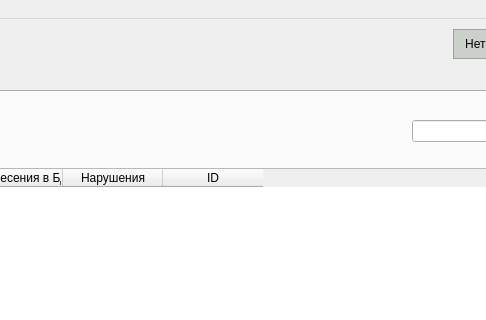
First picture: the form in arm_o/mainwindow.ui, repository levdikandrey/DataCollector, before the edit; both pictures show x 658 to 1144 and y 0 to 320 of the 1320 by 796 pixel window.
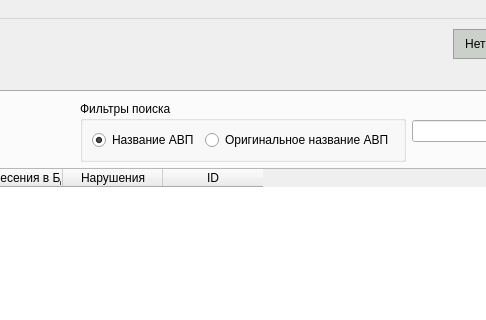
Second picture: the form after the edit. Icons and pictures are not drawn.

The edit to the form file:
```diff
--- a/arm_o/mainwindow.ui
+++ b/arm_o/mainwindow.ui
@@ -430,6 +430,32 @@
             </property>
            </spacer>
           </item>
+          <item>
+           <widget class="QGroupBox" name="groupBox_3">
+            <property name="title">
+             <string>Фильтры поиска</string>
+            </property>
+            <layout class="QHBoxLayout" name="horizontalLayout_6">
+             <item>
+              <widget class="QRadioButton" name="radioButtoName">
+               <property name="text">
+                <string>Название АВП</string>
+               </property>
+               <property name="checked">
+                <bool>true</bool>
+               </property>
+              </widget>
+             </item>
+             <item>
+              <widget class="QRadioButton" name="radioButtonNameOrigin">
+               <property name="text">
+                <string>Оригинальное название АВП</string>
+               </property>
+              </widget>
+             </item>
+            </layout>
+           </widget>
+          </item>
           <item>
            <widget class="QLineEdit" name="lineEditFindString">
             <property name="sizePolicy">
```
Left out of the diff: 10 changed lines with no effect on the pictures.
